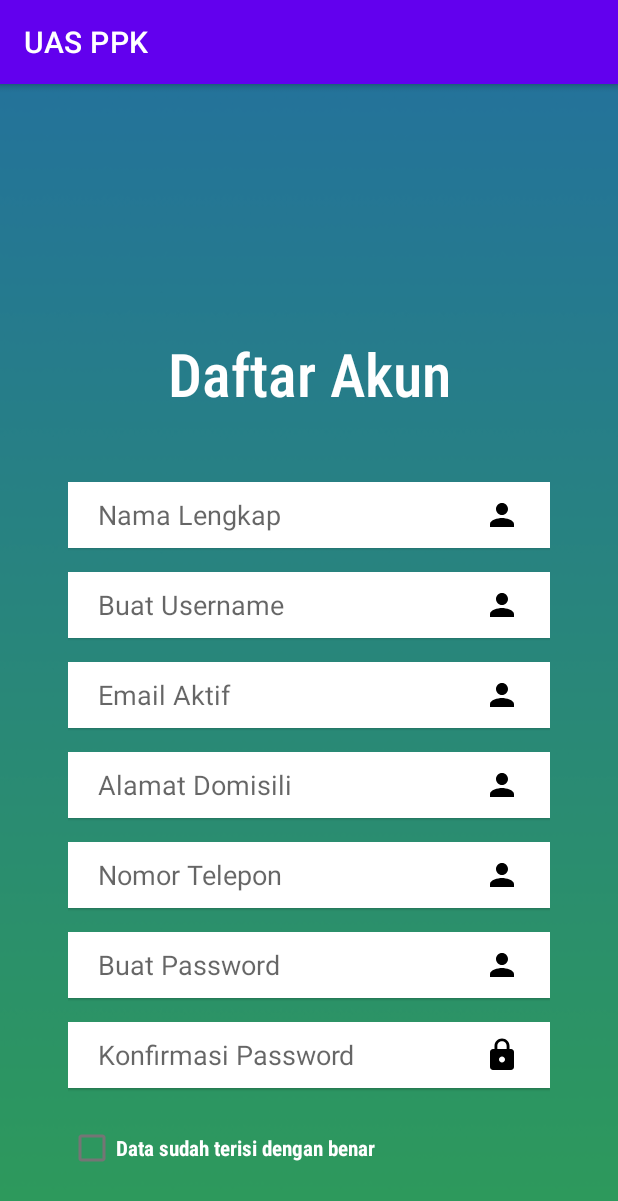
After one commit to ryhanabr/ppk-uas, an Android app: the RegisterActivity screen opened directly, with no data from a screen before it, on a phone screen of 412 x 824 dp. The commit adds this screen. Shown: the top 1201 px of the screen. Run offline under Robolectric (Android 15) with nearby library versions, the phone set to English and light mode, and no system bars.

Commit message:
layout register

```diff
--- a/app/src/main/AndroidManifest.xml
+++ b/app/src/main/AndroidManifest.xml
@@ -12,6 +12,13 @@
         android:supportsRtl="true"
         android:theme="@style/Theme.UASPPK"
         tools:targetApi="31">
+        <activity
+            android:name=".RegisterActivity"
+            android:exported="false">
+            <meta-data
+                android:name="android.app.lib_name"
+                android:value="" />
+        </activity>
         <activity
             android:name=".LoginActivity"
             android:exported="false">
--- /dev/null
+++ b/app/src/main/java/com/uas/ppk/RegisterActivity.java
@@ -0,0 +1,14 @@
+package com.uas.ppk;
+
+import androidx.appcompat.app.AppCompatActivity;
+
+import android.os.Bundle;
+
+public class RegisterActivity extends AppCompatActivity {
+
+    @Override
+    protected void onCreate(Bundle savedInstanceState) {
+        super.onCreate(savedInstanceState);
+        setContentView(R.layout.activity_register);
+    }
+}
--- a/app/src/main/res/layout/activity_login.xml
+++ b/app/src/main/res/layout/activity_login.xml
@@ -88,7 +88,7 @@
         <TextView
             android:layout_width="wrap_content"
             android:layout_height="wrap_content"
-            android:id="@+id/regist"
+            android:id="@+id/registrasi"
             android:fontFamily="sans-serif-condensed-medium"
             android:text="Daftar di sini!"
             android:textStyle="bold"
@@ -100,9 +100,4 @@
 
     </LinearLayout>
 
-
-
-
-
-
 </LinearLayout>
--- /dev/null
+++ b/app/src/main/res/layout/activity_register.xml
@@ -0,0 +1,140 @@
+<?xml version="1.0" encoding="utf-8"?>
+<LinearLayout xmlns:android="http://schemas.android.com/apk/res/android"
+    xmlns:app="http://schemas.android.com/apk/res-auto"
+    xmlns:tools="http://schemas.android.com/tools"
+    android:layout_width="match_parent"
+    android:layout_height="match_parent"
+    android:orientation="vertical"
+    android:paddingVertical="16dp"
+    android:paddingHorizontal="45dp"
+    android:id="@+id/parent_login"
+    android:background="@drawable/background"
+    tools:context=".RegisterActivity">
+
+    <TextView
+        android:layout_width="match_parent"
+        android:layout_height="wrap_content"
+        android:layout_marginTop="150dp"
+        android:gravity="center_horizontal"
+        android:text="Daftar Akun"
+        android:textSize="40sp"
+        android:textColor="@color/white"
+        android:fontFamily="sans-serif-condensed-medium" />
+
+
+    <EditText
+        android:layout_width="match_parent"
+        android:layout_height="44dp"
+        android:id="@+id/nama"
+        android:elevation="1dp"
+        android:inputType="textPersonName"
+        android:layout_marginTop="45dp"
+        android:paddingHorizontal="20dp"
+        android:drawableRight="@drawable/ic_baseline_person_24"
+        android:background="@color/white"
+        android:hint="Nama Lengkap"
+        />
+
+    <EditText
+        android:layout_width="match_parent"
+        android:layout_height="44dp"
+        android:id="@+id/username"
+        android:elevation="1dp"
+        android:inputType="textPersonName"
+        android:layout_marginTop="16dp"
+        android:paddingHorizontal="20dp"
+        android:drawableRight="@drawable/ic_baseline_person_24"
+        android:background="@color/white"
+        android:hint="Buat Username"
+        />
+
+    <EditText
+        android:layout_width="match_parent"
+        android:layout_height="44dp"
+        android:id="@+id/email"
+        android:elevation="1dp"
+        android:inputType="textEmailAddress"
+        android:layout_marginTop="16dp"
+        android:paddingHorizontal="20dp"
+        android:drawableRight="@drawable/ic_baseline_person_24"
+        android:background="@color/white"
+        android:hint="Email Aktif"
+        />
+
+    <EditText
+        android:layout_width="match_parent"
+        android:layout_height="44dp"
+        android:id="@+id/alamat"
+        android:elevation="1dp"
+        android:inputType="text"
+        android:layout_marginTop="16dp"
+        android:paddingHorizontal="20dp"
+        android:drawableRight="@drawable/ic_baseline_person_24"
+        android:background="@color/white"
+        android:hint="Alamat Domisili"
+        />
+
+    <EditText
+        android:layout_width="match_parent"
+        android:layout_height="44dp"
+        android:id="@+id/telp"
+        android:elevation="1dp"
+        android:inputType="number"
+        android:layout_marginTop="16dp"
+        android:paddingHorizontal="20dp"
+        android:drawableRight="@drawable/ic_baseline_person_24"
+        android:background="@color/white"
+        android:hint="Nomor Telepon"
+        />
+
+    <EditText
+        android:layout_width="match_parent"
+        android:layout_height="44dp"
+        android:id="@+id/password"
+        android:elevation="1dp"
+        android:inputType="textPassword"
+        android:layout_marginTop="16dp"
+        android:paddingHorizontal="20dp"
+        android:drawableRight="@drawable/ic_baseline_person_24"
+        android:background="@color/white"
+        android:hint="Buat Password"
+        />
+
+
+    <EditText
+        android:layout_width="match_parent"
+        android:layout_height="44dp"
+        android:id="@+id/konfirmasi"
+        android:elevation="1dp"
+        android:inputType="textPassword"
+        android:layout_marginTop="16dp"
+        android:paddingHorizontal="20dp"
+        android:drawableRight="@drawable/ic_baseline_lock_24"
+        android:background="@color/white"
+        android:hint="Konfirmasi Password"
+        />
+
+    <CheckBox
+        android:layout_width="wrap_content"
+        android:layout_height="wrap_content"
+        android:layout_marginTop="16dp"
+        android:id="@+id/cb_aturan"
+        android:text="Data sudah terisi dengan benar"
+        android:fontFamily="sans-serif-condensed-medium"
+        android:textStyle="bold"
+        android:textColor="@color/white"
+        />
+
+    <Button
+        android:layout_width="match_parent"
+        android:layout_height="wrap_content"
+        android:id="@+id/btn_register"
+        android:layout_marginTop="25dp"
+        android:layout_gravity="end"
+        android:textAllCaps="false"
+        android:background="@color/dark_blue"
+        android:text="Simpan Akun"
+        android:textStyle="bold"
+        />
+
+</LinearLayout>
```
